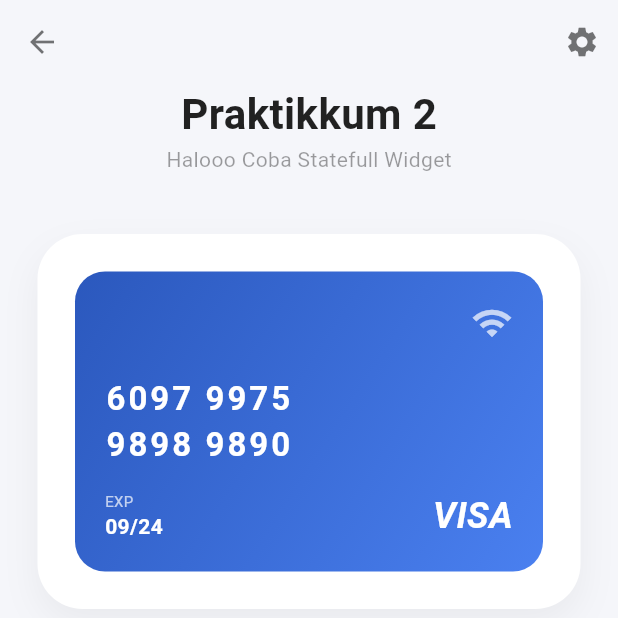
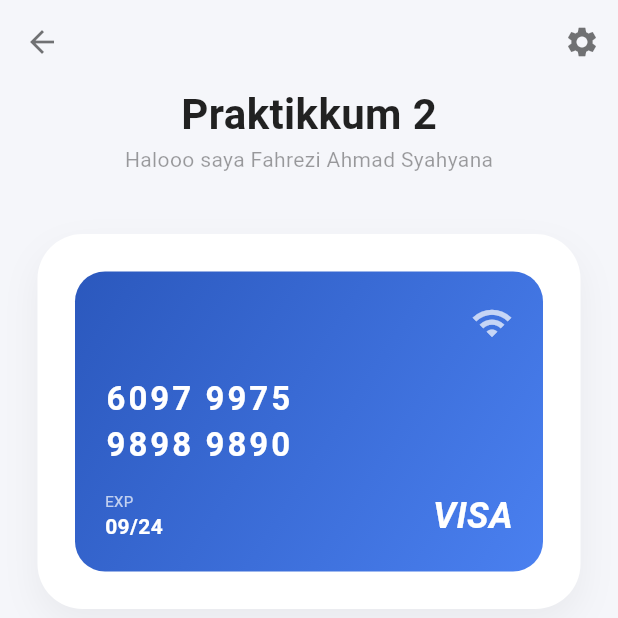
Before and after one commit to fahreziahmad/praktikum2_0039, a Flutter app: the screen it shows after launch, on a phone screen of 412 x 824 dp, the top half of it. Run offline on Flutter 3.47's test engine with Material 3 defaults, Android fonts, the phone set to English and light mode, and no system bars.

Commit message:
gantiii nama

```diff
--- a/lib/prak.dart
+++ b/lib/prak.dart
@@ -54,7 +54,7 @@ class SimpleStateless extends StatelessWidget {
                 ),
               ),
               const Text(
-                "Halooo Coba Statefull Widget",
+                "Halooo saya Fahrezi Ahmad Syahyana",
                 style: TextStyle(
                   fontSize: 14,
                   color: Colors.black38,
```
